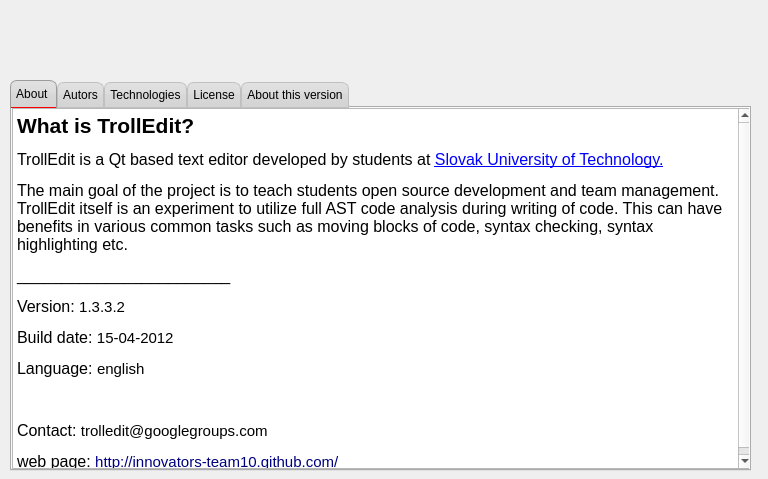
Before: the Qt Designer form ui/abouttrolledit.ui in Innovators-Team10/TrollEdit, drawn with Qt 5.
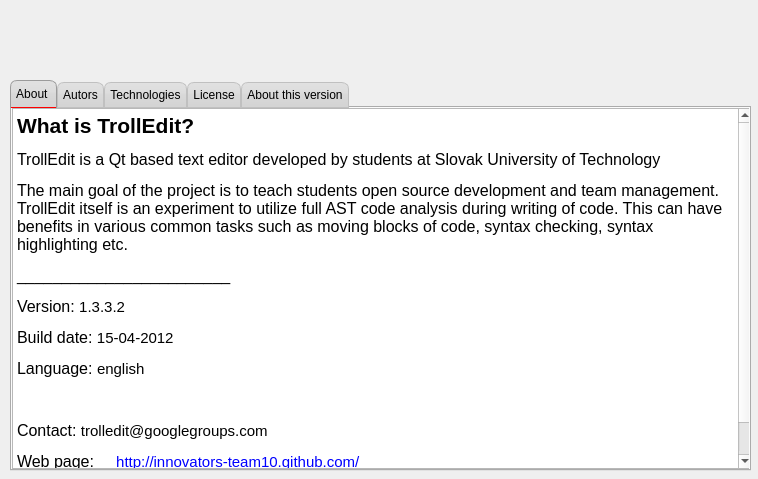
After: the same form once the commit is applied. Icons and pictures are not drawn.

What changed in the file:
```diff
--- a/ui/abouttrolledit.ui
+++ b/ui/abouttrolledit.ui
@@ -6,7 +6,7 @@
    <rect>
     <x>0</x>
     <y>0</y>
-    <width>768</width>
+    <width>758</width>
     <height>479</height>
    </rect>
   </property>
@@ -83,7 +83,7 @@
 p, li { white-space: pre-wrap; }
 &lt;/style&gt;&lt;/head&gt;&lt;body style=&quot; font-family:'MS Shell Dlg 2'; font-size:8.25pt; font-weight:400; font-style:normal;&quot;&gt;
 &lt;p style=&quot; margin-top:12px; margin-bottom:12px; margin-left:0px; margin-right:0px; -qt-block-indent:0; text-indent:0px;&quot;&gt;&lt;span style=&quot; font-size:16pt; font-weight:600; color:#000000;&quot;&gt;What is TrollEdit?&lt;/span&gt;&lt;/p&gt;
-&lt;p style=&quot; margin-top:12px; margin-bottom:12px; margin-left:0px; margin-right:0px; -qt-block-indent:0; text-indent:0px;&quot;&gt;&lt;span style=&quot; font-size:12pt;&quot;&gt;TrollEdit is a Qt based text editor developed by students at &lt;/span&gt;&lt;a href=&quot;http://www.fiit.stuba.sk/generate_page.php?page_id=749&quot;&gt;&lt;span style=&quot; font-size:12pt; text-decoration: underline; color:#0000ff;&quot;&gt;Slovak University of Technology.&lt;/span&gt;&lt;/a&gt;&lt;span style=&quot; font-size:12pt;&quot;&gt; &lt;/span&gt;&lt;/p&gt;
+&lt;p style=&quot; margin-top:12px; margin-bottom:12px; margin-left:0px; margin-right:0px; -qt-block-indent:0; text-indent:0px;&quot;&gt;&lt;span style=&quot; font-size:12pt;&quot;&gt;TrollEdit is a Qt based text editor developed by students at Slovak University of Technology &lt;/span&gt;&lt;/p&gt;
 &lt;p style=&quot; margin-top:12px; margin-bottom:12px; margin-left:0px; margin-right:0px; -qt-block-indent:0; text-indent:0px;&quot;&gt;&lt;span style=&quot; font-size:12pt;&quot;&gt;The main goal of the project is to teach students open source development and team management. TrollEdit itself is an experiment to utilize full AST code analysis during writing of code. This can have benefits in various common tasks such as moving blocks of code, syntax checking, syntax highlighting etc.&lt;/span&gt;&lt;/p&gt;
 &lt;p style=&quot; margin-top:12px; margin-bottom:12px; margin-left:0px; margin-right:0px; -qt-block-indent:0; text-indent:0px;&quot;&gt;&lt;span style=&quot; font-size:12pt;&quot;&gt;________________________&lt;/span&gt;&lt;/p&gt;
 &lt;p style=&quot; margin-top:12px; margin-bottom:12px; margin-left:0px; margin-right:0px; -qt-block-indent:0; text-indent:0px;&quot;&gt;&lt;span style=&quot; font-size:12pt;&quot;&gt;Version: &lt;/span&gt;&lt;span style=&quot; font-size:11pt;&quot;&gt;1.3.3.2&lt;/span&gt;&lt;/p&gt;
@@ -91,7 +91,8 @@
 &lt;p style=&quot; margin-top:12px; margin-bottom:12px; margin-left:0px; margin-right:0px; -qt-block-indent:0; text-indent:0px;&quot;&gt;&lt;span style=&quot; font-size:12pt;&quot;&gt;Language: &lt;/span&gt;&lt;span style=&quot; font-size:11pt;&quot;&gt;english&lt;/span&gt;&lt;/p&gt;
 &lt;p style=&quot;-qt-paragraph-type:empty; margin-top:12px; margin-bottom:12px; margin-left:0px; margin-right:0px; -qt-block-indent:0; text-indent:0px; font-size:12pt;&quot;&gt;&lt;/p&gt;
 &lt;p style=&quot; margin-top:12px; margin-bottom:12px; margin-left:0px; margin-right:0px; -qt-block-indent:0; text-indent:0px;&quot;&gt;&lt;span style=&quot; font-size:12pt;&quot;&gt;Contact: &lt;/span&gt;&lt;span style=&quot; font-size:11pt;&quot;&gt;trolledit@googlegroups.com&lt;/span&gt;&lt;/p&gt;
-&lt;p style=&quot; margin-top:12px; margin-bottom:12px; margin-left:0px; margin-right:0px; -qt-block-indent:0; text-indent:0px;&quot;&gt;&lt;span style=&quot; font-size:12pt;&quot;&gt;web page: &lt;/span&gt;&lt;a href=&quot;http://innovators-team10.github.com/&quot;&gt;&lt;span style=&quot; font-size:11pt; text-decoration: underline; color:#00007f;&quot;&gt;http://innovators-team10.github.com/&lt;/span&gt;&lt;/a&gt;&lt;/p&gt;&lt;/body&gt;&lt;/html&gt;</string>
+&lt;p style=&quot; margin-top:12px; margin-bottom:12px; margin-left:0px; margin-right:0px; -qt-block-indent:0; text-indent:0px;&quot;&gt;&lt;span style=&quot; font-size:12pt;&quot;&gt;Web page:     &lt;/span&gt;&lt;a href=&quot;http://www.fiit.stuba.sk/generate_page.php?page_id=1&quot;&gt;&lt;span style=&quot; font-size:11pt; text-decoration: underline; color:#0000ff;&quot;&gt;http://innovators-team10.github.com/&lt;/span&gt;&lt;/a&gt;&lt;/p&gt;
+&lt;p style=&quot; margin-top:12px; margin-bottom:12px; margin-left:0px; margin-right:0px; -qt-block-indent:0; text-indent:0px;&quot;&gt;&lt;span style=&quot; font-size:12pt;&quot;&gt;School page:  &lt;/span&gt;&lt;a href=&quot;http://www.fiit.stuba.sk/generate_page.php?page_id=1&quot;&gt;&lt;span style=&quot; font-size:11pt; text-decoration: underline; color:#0000ff;&quot;&gt;http://www.fiit.stuba.sk/generate_page.php?page_id=1&lt;/span&gt;&lt;/a&gt;&lt;/p&gt;&lt;/body&gt;&lt;/html&gt;</string>
      </property>
     </widget>
    </widget>
```
